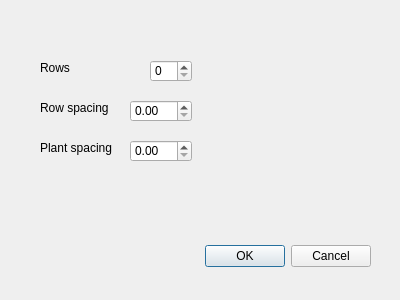
Qt form hedgerow_planner/hedgerow_planner_dialog_base.ui (meerestier/hedgerow-planner) before a commit.
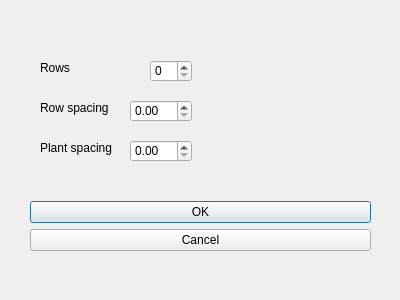
The same form after that commit.

The edit to the form file:
```diff
--- a/hedgerow_planner/hedgerow_planner_dialog_base.ui
+++ b/hedgerow_planner/hedgerow_planner_dialog_base.ui
@@ -17,13 +17,13 @@
    <property name="geometry">
     <rect>
      <x>30</x>
-     <y>240</y>
+     <y>201</y>
      <width>341</width>
-     <height>32</height>
+     <height>71</height>
     </rect>
    </property>
    <property name="orientation">
-    <enum>Qt::Orientation::Horizontal</enum>
+    <enum>Qt::Orientation::Vertical</enum>
    </property>
    <property name="standardButtons">
     <set>QDialogButtonBox::StandardButton::Cancel|QDialogButtonBox::StandardButton::Ok</set>
```
Left out of the diff: 2 changed lines with no effect on the pictures.
